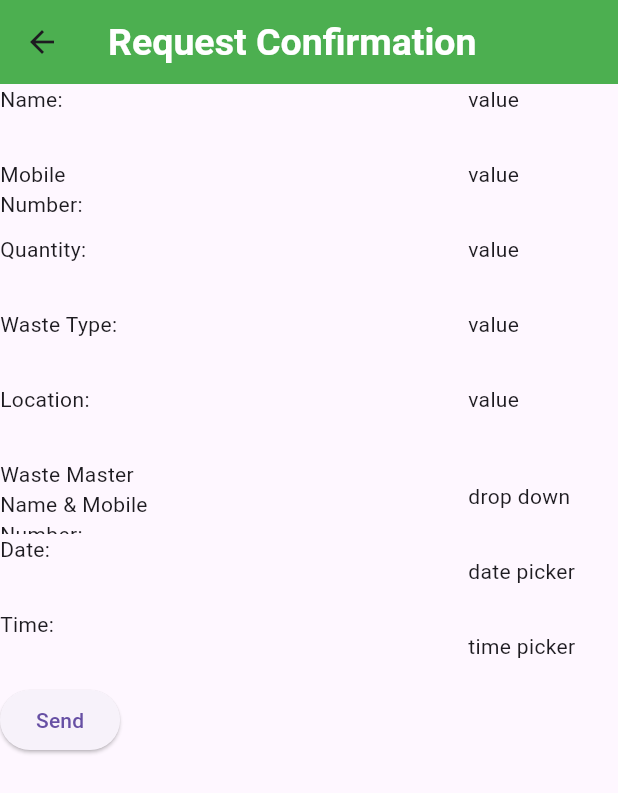
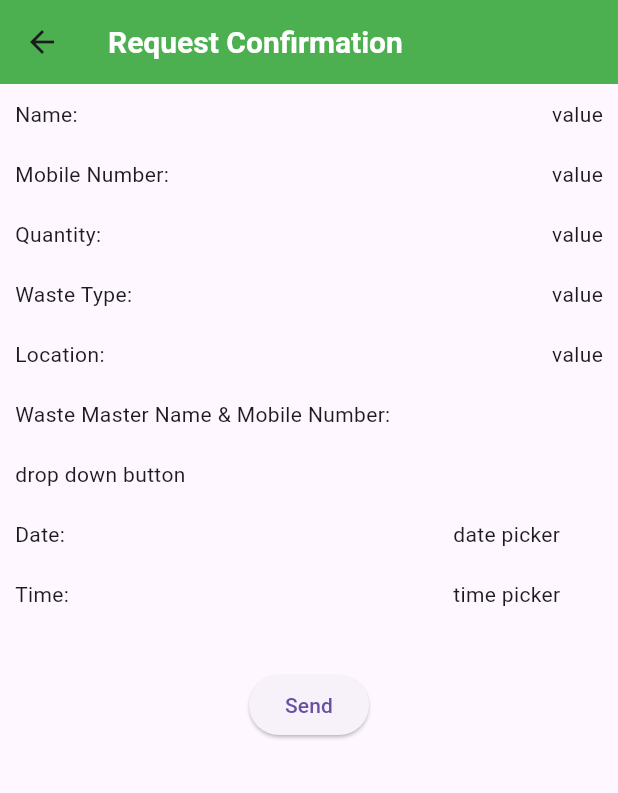
Before and after one commit to userabhirami/wasto, a Flutter app: the RequestViewPage screen opened directly, after a tap on "Accept", on a phone screen of 412 x 824 dp. Shown: the top 793 px of the screen. Run offline on Flutter 3.47's test engine with Material 3 defaults, Android fonts, the light colour scheme and no system bars.

Commit message:
third commit

```diff
--- a/lib/view/requestScreen/requestAcceptPage.dart
+++ b/lib/view/requestScreen/requestAcceptPage.dart
@@ -14,109 +14,138 @@ class RequestAcceptPage extends StatelessWidget {
         titleTextStyle: TextStyle(
           color: ColorConstant.white,
           fontWeight: FontWeight.bold,
-          fontSize: 25,
+          fontSize: 20,
         ),
       ),
       body: Column(
         children: [
-          Row(
+          Padding(
+            padding: const EdgeInsets.all(10),
+            child: Row(
               mainAxisAlignment: MainAxisAlignment.spaceBetween,
               children: [
                 SizedBox(
-                height: 50,
-                width: 100,
+                  // height: 50,
+                  // width: 100,
                   child: Text("Name: "),
                 ),
                 SizedBox(
-                height: 50,
-                width: 100,
+                  // height: 50,
+                  // width: 100,
                   child: Text("value"),
                 )
               ],
             ),
-          Row(
+          ),
+          Padding(
+            padding: const EdgeInsets.all(10),
+            child: Row(
               mainAxisAlignment: MainAxisAlignment.spaceBetween,
               children: [
                 SizedBox(
-                height: 50,
-                width: 100,
+                  // height: 50,
+                  // width: 100,
                   child: Text("Mobile Number: "),
                 ),
                 SizedBox(
-                height: 50,
-                width: 100,
+                  // height: 50,
+                  // width: 100,
                   child: Text("value"),
                 )
               ],
             ),
-          Row(
+          ),
+          Padding(
+            padding: const EdgeInsets.all(10),
+            child: Row(
               mainAxisAlignment: MainAxisAlignment.spaceBetween,
               children: [
                 SizedBox(
-                height: 50,
-                width: 100,
+                  // height: 50,
+                  // width: 100,
                   child: Text("Quantity: "),
                 ),
                 SizedBox(
-                height: 50,
-                width: 100,
+                  // height: 50,
+                  // width: 100,
                   child: Text("value"),
                 )
               ],
             ),
-          Row(
+          ),
+          Padding(
+            padding: const EdgeInsets.all(10),
+            child: Row(
               mainAxisAlignment: MainAxisAlignment.spaceBetween,
               children: [
                 SizedBox(
-                height: 50,
-                width: 100,
+                  // height: 50,
+                  // width: 100,
                   child: Text("Waste Type: "),
                 ),
                 SizedBox(
-                height: 50,
-                width: 100,
+                  // height: 50,
+                  // width: 100,
                   child: Text("value"),
                 )
               ],
             ),
-          Row(
+          ),
+          Padding(
+            padding: const EdgeInsets.all(10),
+            child: Row(
               mainAxisAlignment: MainAxisAlignment.spaceBetween,
               children: [
                 SizedBox(
-                height: 50,
-                width: 100,
+                  // height: 50,
+                  // width: 100,
                   child: Text("Location: "),
                 ),
                 SizedBox(
-                height: 50,
-                width: 100,
+                  // height: 50,
+                  // width: 100,
                   child: Text("value"),
                 )
               ],
             ),
-          Row(
+          ),
+          Padding(
+            padding: const EdgeInsets.all(10),
+            child: Row(
               mainAxisAlignment: MainAxisAlignment.spaceBetween,
               children: [
                 SizedBox(
-                height: 50,
-                width: 100,
+                  // height: 50,
+                  // width: 100,
+
                   child: Text("Waste Master Name & Mobile Number: "),
                 ),
+              ],
+            ),
+          ),
+          Padding(
+            padding: const EdgeInsets.all(10),
+            child: Row(
+              mainAxisAlignment: MainAxisAlignment.spaceBetween,
+              children: [
                 Container(
                   height: 20,
-                width: 100,
+                  width: 200,
                   child: Text("drop down button"),
                 )
 
                 // add drop down button
               ],
             ),
-          Row(
+          ),
+          Padding(
+            padding: const EdgeInsets.all(10),
+            child: Row(
               mainAxisAlignment: MainAxisAlignment.spaceBetween,
               children: [
                 SizedBox(
-                height: 50,
-                width: 100,
+                  // height: 50,
+                  // width: 100,
                   child: Text("Date: "),
                 ),
 
@@ -128,12 +157,15 @@ class RequestAcceptPage extends StatelessWidget {
                 //add date picker
               ],
             ),
-          Row(
+          ),
+          Padding(
+            padding: const EdgeInsets.all(10),
+            child: Row(
               mainAxisAlignment: MainAxisAlignment.spaceBetween,
               children: [
                 SizedBox(
-                height: 50,
-                width: 100,
+                  // height: 50,
+                  // width: 100,
                   child: Text("Time: "),
                 ),
 
@@ -145,7 +177,12 @@ class RequestAcceptPage extends StatelessWidget {
                 //add time picker
               ],
             ),
+          ),
+          SizedBox(
+            height: 30,
+          ),
           Row(
+            mainAxisAlignment: MainAxisAlignment.center,
             children: [
               ElevatedButton(
                   onPressed: () {
--- a/lib/view/requestScreen/requestRejectPage.dart
+++ b/lib/view/requestScreen/requestRejectPage.dart
@@ -14,23 +14,35 @@ class RequestRejectPage extends StatelessWidget {
         titleTextStyle: TextStyle(
           color: ColorConstant.white,
           fontWeight: FontWeight.bold,
-          fontSize: 25,
+          fontSize: 20,
         ),
       ),
-      body: Column(
-        mainAxisAlignment: MainAxisAlignment.spaceBetween,
+      body: Padding(
+        padding: const EdgeInsets.all(20),
+        child: Column(
+          //  mainAxisAlignment: MainAxisAlignment.spaceBetween,
           children: [
             SizedBox(
-            height: 20,
-            width: 50,
+              // height: 20,
+              // width: 50,
               child: Text("Reason:"),
             ),
+            SizedBox(
+              height: 20,
+            ),
             Container(
-            height: 100,
-            width: 100,
-            decoration: BoxDecoration(border: Border()),
+              height: 300,
+              width: double.infinity,
+              decoration: BoxDecoration(
+                border: Border.all(),
+                color: const Color.fromARGB(255, 230, 227, 227),
+              ),
             ), //reason
-          ElevatedButton(
+            SizedBox(
+              height: 20,
+            ),
+            Center(
+              child: ElevatedButton(
                   onPressed: () {
                     ScaffoldMessenger.of(context).showSnackBar(
                       SnackBar(
@@ -44,8 +56,10 @@ class RequestRejectPage extends StatelessWidget {
                           builder: (context) => HomeScreen(),
                         ));
                   },
-              child: Text("Send"))
+                  child: Text("Send")),
+            )
           ],
+        ),
       ),
     );
   }
--- a/lib/view/requestScreen/requestViewPage.dart
+++ b/lib/view/requestScreen/requestViewPage.dart
@@ -19,82 +19,102 @@ class RequestViewPage extends StatelessWidget {
         ),
       ),
       body: Column(children: [
-        Row(
+        Padding(
+          padding: const EdgeInsets.all(10),
+          child: Row(
             mainAxisAlignment: MainAxisAlignment.spaceBetween,
             children: [
               SizedBox(
-              height: 50,
-              width: 100,
+                //   height: 50,
+                //  width: 100,
                 child: Text("Name: "),
               ),
               SizedBox(
-              height: 50,
-              width: 100,
+                // height: 50,
+                // width: 100,
                 child: Text("value"),
               )
             ],
           ),
-        Row(
+        ),
+        Padding(
+          padding: const EdgeInsets.all(10),
+          child: Row(
             mainAxisAlignment: MainAxisAlignment.spaceBetween,
             children: [
               SizedBox(
-              height: 50,
-              width: 100,
+                // height: 50,
+                // width: 100,
                 child: Text("Mobile Number: "),
               ),
               SizedBox(
-              height: 50,
-              width: 100,
+                // height: 50,
+                // width: 100,
                 child: Text("value"),
               )
             ],
           ),
-        Row(
+        ),
+        Padding(
+          padding: const EdgeInsets.all(10),
+          child: Row(
             mainAxisAlignment: MainAxisAlignment.spaceBetween,
             children: [
               SizedBox(
-              height: 50,
-              width: 100,
+                // height: 50,
+                // width: 100,
                 child: Text("Quantity: "),
               ),
               SizedBox(
-              height: 50,
-              width: 100,
+                // height: 50,
+                // width: 100,
                 child: Text("value"),
               )
             ],
           ),
-        Row(
+        ),
+        Padding(
+          padding: const EdgeInsets.all(10),
+          child: Row(
             mainAxisAlignment: MainAxisAlignment.spaceBetween,
             children: [
               SizedBox(
-              height: 50,
-              width: 100,
+                // height: 50,
+                // width: 100,
                 child: Text("Waste Type: "),
               ),
               SizedBox(
-              height: 50,
-              width: 100,
+                // height: 50,
+                // width: 100,
                 child: Text("value"),
               )
             ],
           ),
-        Row(
+        ),
+        Padding(
+          padding: const EdgeInsets.all(10),
+          child: Row(
             mainAxisAlignment: MainAxisAlignment.spaceBetween,
             children: [
               SizedBox(
-              height: 50,
-              width: 100,
+                // height: 50,
+                // width: 100,
                 child: Text("Location: "),
               ),
               SizedBox(
-              height: 50,
-              width: 100,
+                // height: 50,
+                // width: 100,
                 child: Text("value"),
               )
             ],
           ),
-        Row(
+        ),
+        SizedBox(
+          height: 20,
+        ),
+        Padding(
+          padding: const EdgeInsets.all(30),
+          child: Row(
             mainAxisAlignment: MainAxisAlignment.spaceBetween,
             children: [
               ElevatedButton(
@@ -117,6 +137,7 @@ class RequestViewPage extends StatelessWidget {
                   child: Text("Reject")),
             ],
           ),
+        ),
       ]),
     );
   }
```
Also changed, not shown: assets/images/back.png (added). Lines whose indentation alone changed are shown as unchanged.
